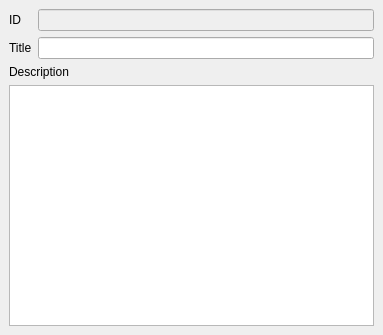
Old version of the form src/ui/ProfilePropertiesDockWidget.ui in the repository eurolinux-enterprise-linux-sources/scap-workbench.
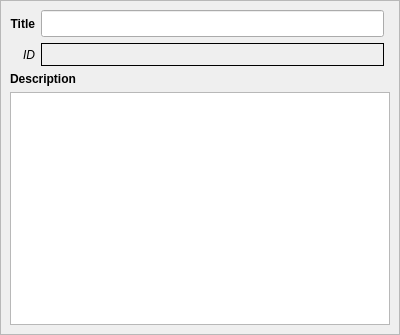
New version of the form.

Patch:
```diff
--- a/src/ui/ProfilePropertiesDockWidget.ui
+++ b/src/ui/ProfilePropertiesDockWidget.ui
@@ -6,52 +6,124 @@
    <rect>
     <x>0</x>
     <y>0</y>
-    <width>383</width>
+    <width>400</width>
     <height>335</height>
    </rect>
   </property>
+  <property name="minimumSize">
+   <size>
+    <width>400</width>
+    <height>193</height>
+   </size>
+  </property>
   <property name="windowTitle">
    <string>Profile Properties</string>
   </property>
   <widget class="QWidget" name="dockWidgetContents">
+   <layout class="QVBoxLayout" name="verticalLayout">
+    <property name="margin">
+     <number>0</number>
+    </property>
+    <item>
+     <widget class="QScrollArea" name="scrollArea">
+      <property name="widgetResizable">
+       <bool>true</bool>
+      </property>
+      <widget class="QWidget" name="scrollAreaWidgetContents">
+       <property name="geometry">
+        <rect>
+         <x>0</x>
+         <y>0</y>
+         <width>388</width>
+         <height>304</height>
+        </rect>
+       </property>
    <layout class="QGridLayout" name="gridLayout">
+        <item row="1" column="1">
+         <widget class="QLineEdit" name="title">
+          <property name="font">
+           <font>
+            <pointsize>12</pointsize>
+           </font>
+          </property>
+         </widget>
+        </item>
+        <item row="5" column="0" colspan="3">
+         <widget class="QTextEdit" name="description"/>
+        </item>
+        <item row="4" column="0" colspan="3">
+         <widget class="QLabel" name="label_3">
+          <property name="font">
+           <font>
+            <weight>75</weight>
+            <bold>true</bold>
+           </font>
+          </property>
+          <property name="text">
+           <string>Description</string>
+          </property>
+         </widget>
+        </item>
     <item row="1" column="0">
      <widget class="QLabel" name="label">
+          <property name="font">
+           <font>
+            <weight>75</weight>
+            <bold>true</bold>
+           </font>
+          </property>
       <property name="text">
        <string>Title</string>
       </property>
-     </widget>
-    </item>
-    <item row="0" column="1">
+          <property name="alignment">
+           <set>Qt::AlignRight|Qt::AlignTrailing|Qt::AlignVCenter</set>
+          </property>
+          <property name="margin">
+           <number>5</number>
+          </property>
+         </widget>
+        </item>
+        <item row="3" column="0">
+         <widget class="QLabel" name="label_2">
+          <property name="font">
+           <font>
+            <italic>true</italic>
+           </font>
+          </property>
+          <property name="text">
+           <string>ID</string>
+          </property>
+          <property name="alignment">
+           <set>Qt::AlignRight|Qt::AlignTrailing|Qt::AlignVCenter</set>
+          </property>
+          <property name="margin">
+           <number>5</number>
+          </property>
+         </widget>
+        </item>
+        <item row="3" column="1">
      <widget class="QLineEdit" name="id">
       <property name="enabled">
-       <bool>false</bool>
+           <bool>true</bool>
+          </property>
+          <property name="font">
+           <font>
+            <pointsize>12</pointsize>
+           </font>
+          </property>
+          <property name="styleSheet">
+           <string notr="true">border: 1px solid #000;
+background: transparent;</string>
       </property>
       <property name="readOnly">
        <bool>true</bool>
       </property>
      </widget>
     </item>
-    <item row="0" column="0">
-     <widget class="QLabel" name="label_2">
-      <property name="text">
-       <string>ID</string>
-      </property>
-     </widget>
-    </item>
-    <item row="1" column="1">
-     <widget class="QLineEdit" name="title"/>
-    </item>
-    <item row="2" column="0" colspan="2">
-     <widget class="QLabel" name="label_3">
-      <property name="text">
-       <string>Description</string>
-      </property>
+       </layout>
+      </widget>
      </widget>
     </item>
-    <item row="3" column="0" colspan="2">
-     <widget class="QTextEdit" name="description"/>
-    </item>
    </layout>
   </widget>
  </widget>
```
Lines whose indentation alone changed are shown as unchanged.
